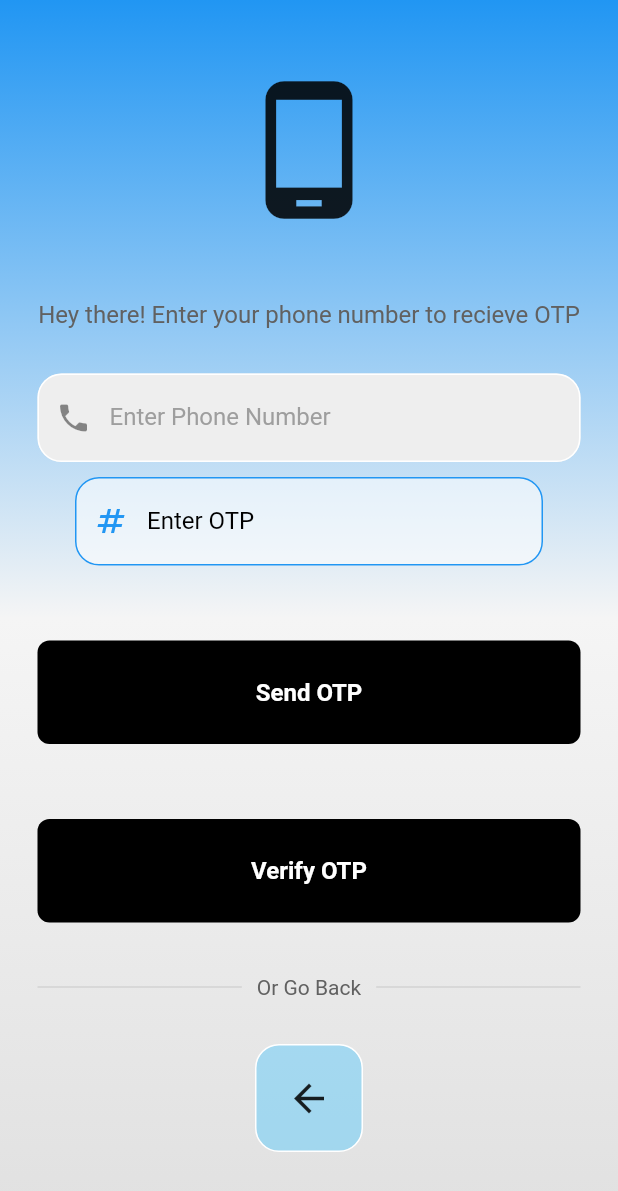
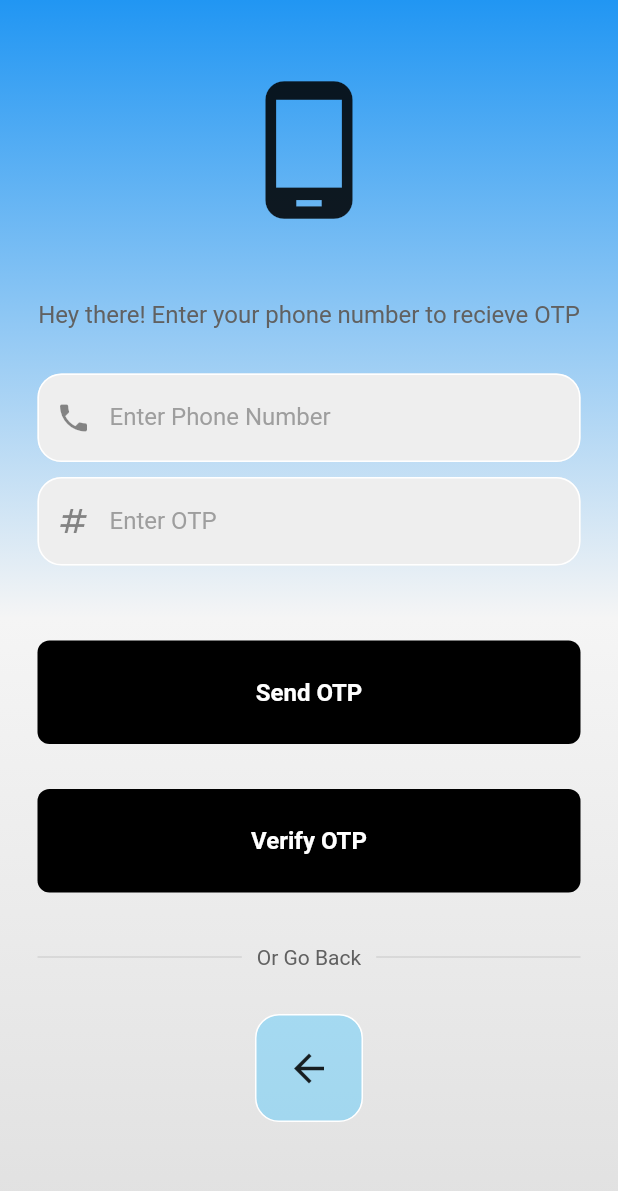
Before and after one commit to aryangupta184/sutt_task_aryan, a Flutter app: the screen it shows after launch, after a tap on "Sign In with PhoneNumber/OTP", on a phone screen of 412 x 824 dp. Shown: the top 1191 px of the screen. Run offline on Flutter 3.47's test engine with Material 2 defaults, Android fonts, the phone set to English and light mode, and no system bars; our stand-ins replace dio, firebase_auth, firebase_core, go_router, google_sign_in, hive_flutter and 1 more; accounts and stored records are empty; network calls fail.

Commit message:
"updated - final_1"

```diff
--- a/lib/main.dart
+++ b/lib/main.dart
@@ -38,12 +38,10 @@ class MyApp extends StatefulWidget {
 
 class _MyAppState extends State<MyApp> {
 
-
-
   @override
   Widget build(BuildContext context) {
     return MaterialApp.router(
-      title: "Router App",
+      title: "SUTT Aryan Gupta",
       debugShowCheckedModeBanner: false,
       routeInformationParser: AppRouter().router.routeInformationParser,
       routerDelegate: AppRouter().router.routerDelegate,
--- a/lib/views/login_page.dart
+++ b/lib/views/login_page.dart
@@ -16,20 +16,17 @@ class LogInPage extends StatelessWidget {
         context: context,
         builder: (_) {
           return Dialog(
-            // The background color
             backgroundColor: Colors.white,
             child: Padding(
               padding: const EdgeInsets.symmetric(vertical: 20),
               child: Column(
                 mainAxisSize: MainAxisSize.min,
                 children: const [
-                  // The loading indicator
                   CircularProgressIndicator(),
                   SizedBox(
                     height: 15,
                   ),
-                  // Some text
-                  Text('Loading...')
+                  Text('Searching for Google Accounts....')
                 ],
               ),
             ),
@@ -70,7 +67,6 @@ class LogInPage extends StatelessWidget {
                 child: Column(
                     children: [
 
-                      //logo
 
                       const SizedBox(height:50),
 
@@ -93,7 +89,7 @@ class LogInPage extends StatelessWidget {
 
                       //sign in
 
-                      const SizedBox(height:25),
+                      const SizedBox(height:50),
 
 
                       GestureDetector(
@@ -119,7 +115,7 @@ class LogInPage extends StatelessWidget {
                           ),
                         ),
                       ),
-                      const SizedBox(height:25),
+                      const SizedBox(height:35),
 
 
                       GestureDetector(
@@ -254,8 +250,7 @@ class FirebaseServices {
 
   signInWithGoogle() async {
     try {
-      final GoogleSignInAccount? googleSignInAccount =
-          await _googleSignIn.signIn();
+      final GoogleSignInAccount? googleSignInAccount = await _googleSignIn.signIn();
       if (googleSignInAccount != null) {
         final GoogleSignInAuthentication googleSignInAuthentication =
             await googleSignInAccount.authentication;
--- a/lib/views/phone_page.dart
+++ b/lib/views/phone_page.dart
@@ -70,34 +70,39 @@ class _PhonePage extends State<PhonePage> {
                     const SizedBox(
                       height: 10,
                     ),
-
                     Padding(
                       padding: const EdgeInsets.symmetric(horizontal: 25.0),
-                      child: Padding(
-                          padding: const EdgeInsets.symmetric(horizontal: 25.0),
-                          child: TextField(
-                            controller: otpController,
-                            style: TextStyle(color: Colors.black),
-                            decoration: InputDecoration(
-                              enabledBorder: OutlineInputBorder(
-                                borderRadius: BorderRadius.circular(16),
-                                borderSide: BorderSide(color: Colors.blue),
-                              ),
-                              focusedBorder: OutlineInputBorder(
-                                borderSide: BorderSide(color: Colors.blue.shade400),
-                              ),
-                              fillColor: Colors.white54,
-                              filled: true,
-                              prefixIcon: Icon(
-                                Icons.numbers,
-                                color: Colors.blue,
-                              ),
-                              labelText: "Enter OTP",
-                              labelStyle: TextStyle(color: Colors.black),
-                              floatingLabelBehavior: FloatingLabelBehavior.never,
-                            ),
-                          )),
+                      child: reusableTextField("Enter OTP ", Icons.numbers,
+                          false, otpController),
                     ),
+
+                    // Padding(
+                    //   padding: const EdgeInsets.symmetric(horizontal: 25.0),
+                    //   child: Padding(
+                    //       padding: const EdgeInsets.symmetric(horizontal: 25.0),
+                    //       child: TextField(
+                    //         controller: otpController,
+                    //         style: TextStyle(color: Colors.black),
+                    //         decoration: InputDecoration(
+                    //           enabledBorder: OutlineInputBorder(
+                    //             borderRadius: BorderRadius.circular(16),
+                    //             borderSide: BorderSide(color: Colors.blue),
+                    //           ),
+                    //           focusedBorder: OutlineInputBorder(
+                    //             borderSide: BorderSide(color: Colors.blue.shade400),
+                    //           ),
+                    //           fillColor: Colors.white54,
+                    //           filled: true,
+                    //           prefixIcon: Icon(
+                    //             Icons.numbers,
+                    //             color: Colors.blue,
+                    //           ),
+                    //           labelText: "Enter OTP",
+                    //           labelStyle: TextStyle(color: Colors.black),
+                    //           floatingLabelBehavior: FloatingLabelBehavior.never,
+                    //         ),
+                    //       )),
+                    // ),
 
 
                     const SizedBox(
@@ -127,7 +132,7 @@ class _PhonePage extends State<PhonePage> {
                       ),
                     ),
                     const SizedBox(
-                      height: 50,
+                      height: 30,
                     ),
                     GestureDetector(
                       onTap: (){
--- a/pubspec.yaml
+++ b/pubspec.yaml
@@ -11,9 +11,7 @@ environment:
 dependencies:
   flutter:
     sdk: flutter
-  provider: ^6.0.1
   go_router: ^2.5.5
-  shared_preferences: ^2.0.11
   google_sign_in: ^6.1.3
   firebase_auth: ^4.6.2
   firebase_core: ^2.13.1
```
Also changed, not shown: lib/router/route_utils.dart (+0 -16 lines), lib/views/home_page.dart (+11 -10 lines), pubspec.lock, 1 other file.
